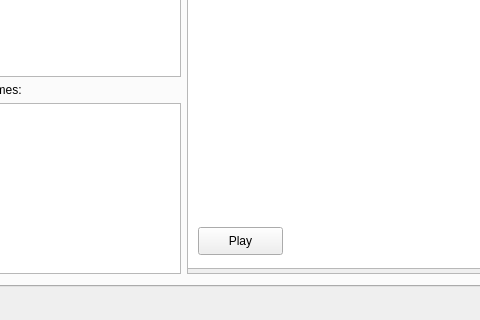
Qt form mainwindow.ui (lvklabs/sprite-animator-tool) before a commit; both pictures show x 99 to 579 and y 206 to 526 of the 887 by 526 pixel window.
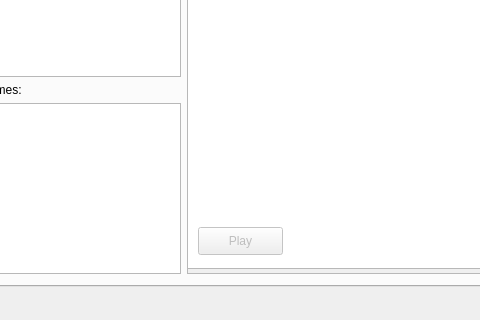
The same form after that commit. Icons and pictures are not drawn.

Commit message: - Fixed memory leak in lvkframegraphicsgroup - Minor UI changes and clean up in mainwindow

What changed in the file:
```diff
--- a/mainwindow.ui
+++ b/mainwindow.ui
@@ -509,6 +509,9 @@
             </property>
            </widget>
            <widget class="QPushButton" name="previewAniButton">
+            <property name="enabled">
+             <bool>false</bool>
+            </property>
             <property name="geometry">
              <rect>
               <x>10</x>
```
The commit also changes 3 other files.
